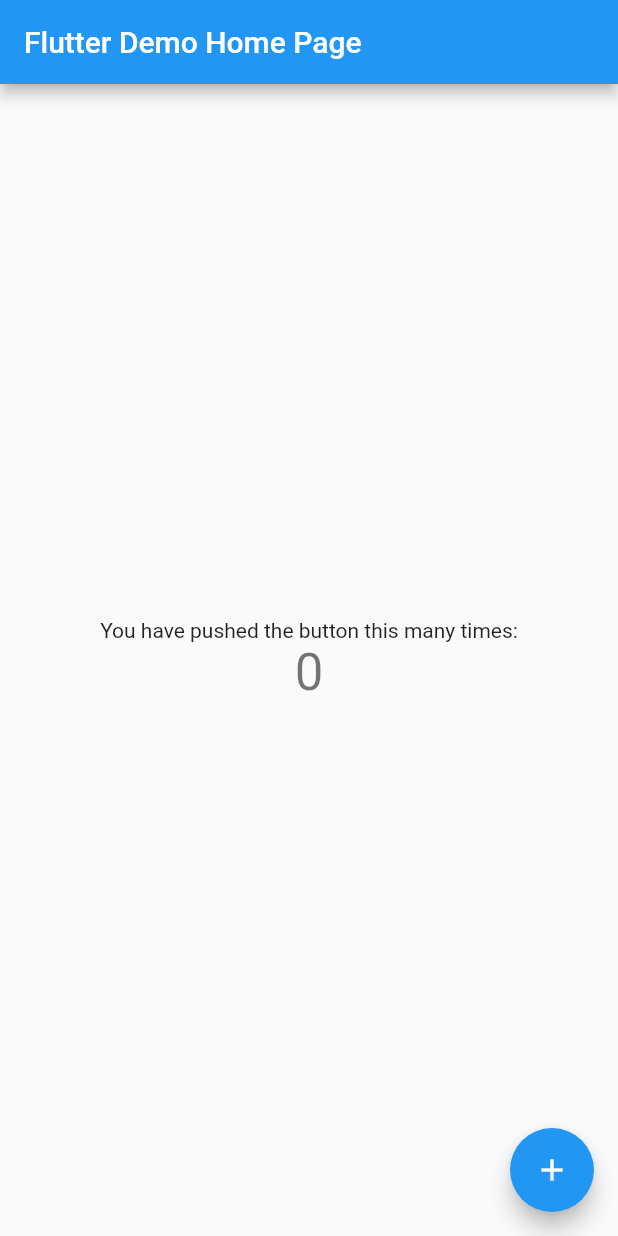
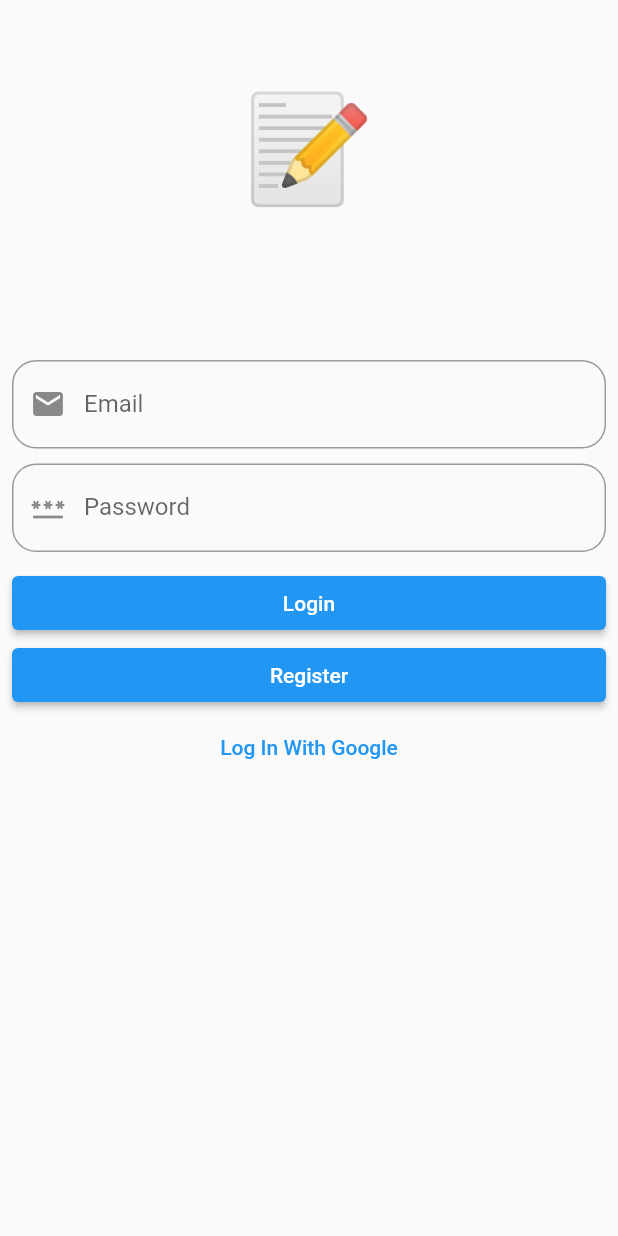
Before and after one commit to hadiuzzaman524/Clean-Architecture-Flutter-DDD, a Flutter app: the screen it shows after launch, on a phone screen of 412 x 824 dp. Run offline on Flutter 3.47's test engine with Material 2 defaults, Android fonts, the phone set to English and light mode, and no system bars; our stand-ins replace dartz, firebase_auth, flutter_bloc, freezed_annotation, get_it, google_sign_in and 1 more; accounts and stored records are empty.

Commit message:
feat: setup firebase & design UI

```diff
--- a/lib/main.dart
+++ b/lib/main.dart
@@ -1,5 +1,7 @@
+import 'package:clean_architecture/application/auth/sign_in/sign_in_form_bloc.dart';
+import 'package:clean_architecture/presentation/auth/sign_in.dart';
 import 'package:flutter/material.dart';
-import 'package:injectable/injectable.dart';
+import 'package:flutter_bloc/flutter_bloc.dart';
 
 import 'injection_configuration.dart';
 
@@ -11,109 +13,16 @@ void main() {
 class MyApp extends StatelessWidget {
   const MyApp({super.key});
 
-  // This widget is the root of your application.
   @override
   Widget build(BuildContext context) {
     return MaterialApp(
-      title: 'Flutter Demo',
       theme: ThemeData(
-        // This is the theme of your application.
-        //
-        // Try running your application with "flutter run". You'll see the
-        // application has a blue toolbar. Then, without quitting the app, try
-        // changing the primarySwatch below to Colors.green and then invoke
-        // "hot reload" (press "r" in the console where you ran "flutter run",
-        // or simply save your changes to "hot reload" in a Flutter IDE).
-        // Notice that the counter didn't reset back to zero; the application
-        // is not restarted.
         primarySwatch: Colors.blue,
       ),
-      home: const MyHomePage(title: 'Flutter Demo Home Page'),
+      home: BlocProvider(
+        create: (context) => getIt<SignInFormBloc>(),
+        child: const SignInScreen(),
+      ),
     );
   }
 }
-
-class MyHomePage extends StatefulWidget {
-  const MyHomePage({super.key, required this.title});
-
-  // This widget is the home page of your application. It is stateful, meaning
-  // that it has a State object (defined below) that contains fields that affect
-  // how it looks.
-
-  // This class is the configuration for the state. It holds the values (in this
-  // case the title) provided by the parent (in this case the App widget) and
-  // used by the build method of the State. Fields in a Widget subclass are
-  // always marked "final".
-
-  final String title;
-
-  @override
-  State<MyHomePage> createState() => _MyHomePageState();
-}
-
-class _MyHomePageState extends State<MyHomePage> {
-  int _counter = 0;
-
-  void _incrementCounter() {
-    setState(() {
-      // This call to setState tells the Flutter framework that something has
-      // changed in this State, which causes it to rerun the build method below
-      // so that the display can reflect the updated values. If we changed
-      // _counter without calling setState(), then the build method would not be
-      // called again, and so nothing would appear to happen.
-      _counter++;
-    });
-  }
-
-  @override
-  Widget build(BuildContext context) {
-    // This method is rerun every time setState is called, for instance as done
-    // by the _incrementCounter method above.
-    //
-    // The Flutter framework has been optimized to make rerunning build methods
-    // fast, so that you can just rebuild anything that needs updating rather
-    // than having to individually change instances of widgets.
-    return Scaffold(
-      appBar: AppBar(
-        // Here we take the value from the MyHomePage object that was created by
-        // the App.build method, and use it to set our appbar title.
-        title: Text(widget.title),
-      ),
-      body: Center(
-        // Center is a layout widget. It takes a single child and positions it
-        // in the middle of the parent.
-        child: Column(
-          // Column is also a layout widget. It takes a list of children and
-          // arranges them vertically. By default, it sizes itself to fit its
-          // children horizontally, and tries to be as tall as its parent.
-          //
-          // Invoke "debug painting" (press "p" in the console, choose the
-          // "Toggle Debug Paint" action from the Flutter Inspector in Android
-          // Studio, or the "Toggle Debug Paint" command in Visual Studio Code)
-          // to see the wireframe for each widget.
-          //
-          // Column has various properties to control how it sizes itself and
-          // how it positions its children. Here we use mainAxisAlignment to
-          // center the children vertically; the main axis here is the vertical
-          // axis because Columns are vertical (the cross axis would be
-          // horizontal).
-          mainAxisAlignment: MainAxisAlignment.center,
-          children: <Widget>[
-            const Text(
-              'You have pushed the button this many times:',
-            ),
-            Text(
-              '$_counter',
-              style: Theme.of(context).textTheme.headline4,
-            ),
-          ],
-        ),
-      ),
-      floatingActionButton: FloatingActionButton(
-        onPressed: _incrementCounter,
-        tooltip: 'Increment',
-        child: const Icon(Icons.add),
-      ), // This trailing comma makes auto-formatting nicer for build methods.
-    );
-  }
-}
--- /dev/null
+++ b/lib/presentation/auth/sign_in.dart
@@ -0,0 +1,67 @@
+import 'package:flutter/material.dart';
+
+class SignInScreen extends StatelessWidget {
+  const SignInScreen({Key? key}) : super(key: key);
+
+  @override
+  Widget build(BuildContext context) {
+    return Scaffold(
+      body: Padding(
+        padding: const EdgeInsets.all(8.0),
+        child: Form(
+          child: ListView(
+            children: [
+              const SizedBox(
+                height: 50,
+              ),
+              const Text(
+                "📝",
+                style: TextStyle(fontSize: 70),
+                textAlign: TextAlign.center,
+              ),
+              const SizedBox(
+                height: 100,
+              ),
+              TextFormField(
+                decoration: const InputDecoration(
+                  prefixIcon: Icon(Icons.email),
+                  label: Text("Email"),
+                  border: OutlineInputBorder(
+                    borderRadius: BorderRadius.all(Radius.circular(16)),
+                  ),
+                ),
+              ),
+              const SizedBox(
+                height: 10,
+              ),
+              TextFormField(
+                decoration: const InputDecoration(
+                    prefixIcon: Icon(Icons.password),
+                    label: Text("Password"),
+                    border: OutlineInputBorder(
+                      borderRadius: BorderRadius.all(Radius.circular(16)),
+                    )),
+                obscureText: true,
+              ),
+              const SizedBox(
+                height: 10,
+              ),
+              ElevatedButton(
+                onPressed: () {},
+                child: const Text("Login"),
+              ),
+              ElevatedButton(
+                onPressed: () {},
+                child: const Text("Register"),
+              ),
+              TextButton(
+                onPressed: () {},
+                child: const Text("Log In With Google"),
+              ),
+            ],
+          ),
+        ),
+      ),
+    );
+  }
+}
```
Also changed, not shown: 3 other files.
